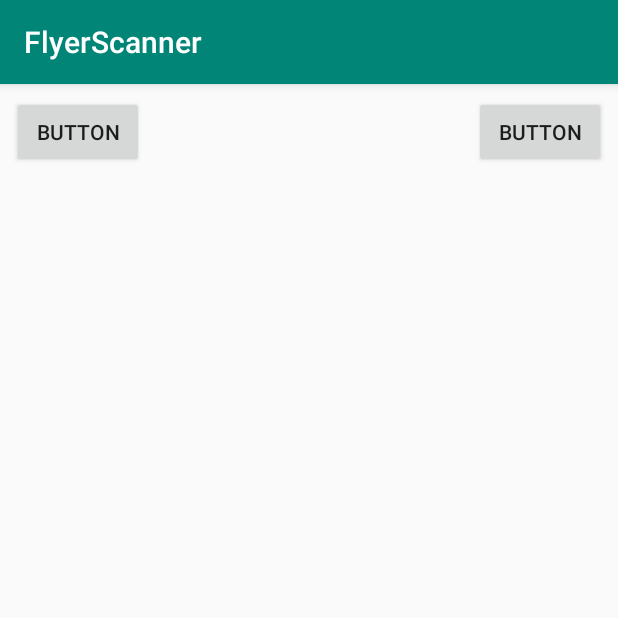
After one commit to hexalellogram/FlyerScanner, an Android app: the ListActivity screen opened directly, with no data from a screen before it, on a phone screen of 412 x 824 dp, the top half of it. The commit adds this screen. Run offline under Robolectric (Android 15) with nearby library versions, the phone set to English and light mode, and no system bars.

Commit message:
Added activities

```diff
--- a/app/src/main/AndroidManifest.xml
+++ b/app/src/main/AndroidManifest.xml
@@ -2,7 +2,7 @@
 <manifest xmlns:android="http://schemas.android.com/apk/res/android"
     package="com.sdhacks.flyerscanner">
 
-    <uses-permission android:name="android.permission.CAMERA"/>
+    <uses-permission android:name="android.permission.CAMERA" />
 
     <application
         android:allowBackup="true"
@@ -11,6 +11,7 @@
         android:roundIcon="@mipmap/ic_launcher_round"
         android:supportsRtl="true"
         android:theme="@style/AppTheme">
+        <activity android:name=".ListActivity"></activity>
         <activity android:name=".MainActivity">
             <intent-filter>
                 <action android:name="android.intent.action.MAIN" />
--- /dev/null
+++ b/app/src/main/java/com/sdhacks/flyerscanner/ListActivity.java
@@ -0,0 +1,25 @@
+package com.sdhacks.flyerscanner;
+
+import androidx.appcompat.app.AppCompatActivity;
+
+import android.content.Intent;
+import android.os.Bundle;
+import android.view.View;
+
+public class ListActivity extends AppCompatActivity {
+
+    @Override
+    protected void onCreate(Bundle savedInstanceState) {
+        super.onCreate(savedInstanceState);
+        setContentView(R.layout.activity_list);
+    }
+
+    public void onScanAnotherClick(View view) {
+        Intent cameraIntent = new Intent(this, MainActivity.class);
+        startActivity(cameraIntent);
+    }
+
+    public void onDeleteClick(View view) {
+
+    }
+}
--- /dev/null
+++ b/app/src/main/res/layout/activity_list.xml
@@ -0,0 +1,41 @@
+<?xml version="1.0" encoding="utf-8"?>
+<androidx.constraintlayout.widget.ConstraintLayout xmlns:android="http://schemas.android.com/apk/res/android"
+    xmlns:app="http://schemas.android.com/apk/res-auto"
+    xmlns:tools="http://schemas.android.com/tools"
+    android:id="@+id/constraintLayout"
+    android:layout_width="match_parent"
+    android:layout_height="match_parent"
+    android:orientation="vertical"
+    tools:context=".ListActivity" >
+
+    <Button
+        android:id="@+id/scanAnotherButton"
+        android:layout_width="wrap_content"
+        android:layout_height="wrap_content"
+        android:layout_marginStart="8dp"
+        android:layout_marginTop="8dp"
+        android:onClick="onScanAnotherClick"
+        android:text="Button"
+        app:layout_constraintStart_toStartOf="parent"
+        app:layout_constraintTop_toTopOf="parent" />
+
+    <Button
+        android:id="@+id/deleteButton"
+        android:layout_width="wrap_content"
+        android:layout_height="wrap_content"
+        android:layout_marginTop="8dp"
+        android:layout_marginEnd="8dp"
+        android:onClick="onDeleteClick"
+        android:text="Button"
+        app:layout_constraintEnd_toEndOf="parent"
+        app:layout_constraintTop_toTopOf="parent" />
+
+    <LinearLayout
+        android:layout_width="409dp"
+        android:layout_height="673dp"
+        android:layout_marginTop="8dp"
+        android:orientation="vertical"
+        app:layout_constraintEnd_toEndOf="parent"
+        app:layout_constraintStart_toStartOf="parent"
+        app:layout_constraintTop_toBottomOf="@+id/scanAnotherButton"></LinearLayout>
+</androidx.constraintlayout.widget.ConstraintLayout>
```
Also changed, not shown: app/src/main/java/com/sdhacks/flyerscanner/MainActivity.java (+34 -17 lines), app/src/main/res/layout/activity_main.xml (+36 -14 lines).
